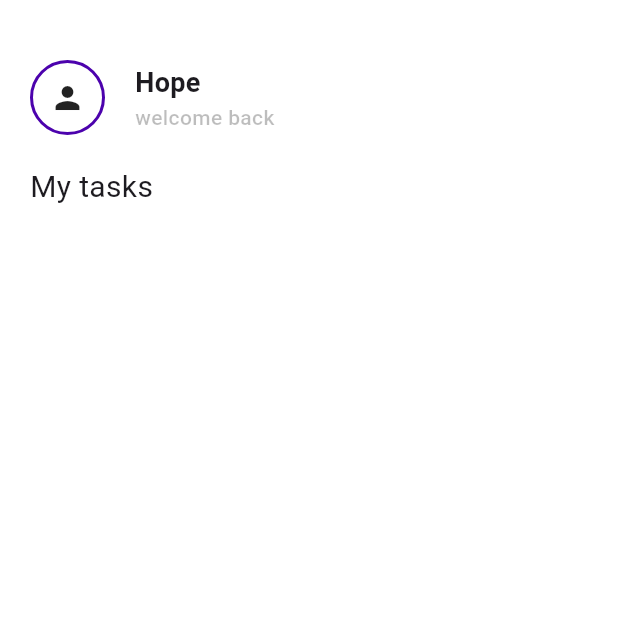
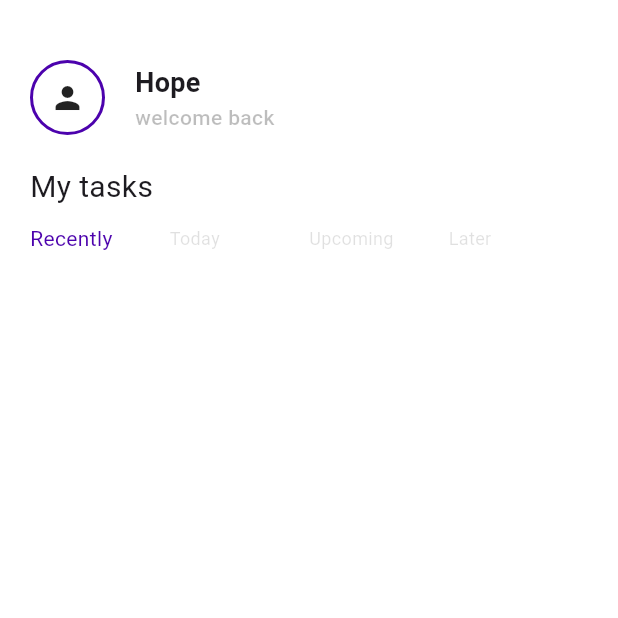
Before and after one commit to hopemadziakapita/Task-management, a Flutter app: the screen it shows after launch, on a phone screen of 412 x 824 dp, the top half of it. Run offline on Flutter 3.47's test engine with Material 2 defaults, Android fonts, the phone set to English and light mode, and no system bars.

Commit message:
FilterTabs

```diff
--- a/lib/pages/Home.dart
+++ b/lib/pages/Home.dart
@@ -1,5 +1,6 @@
 import 'package:flutter/material.dart';
 import 'package:interview/helpers/Colors.dart';
+import 'package:interview/widgets/FilterTabs.dart';
 
 class Home extends StatelessWidget {
   const Home({super.key});
@@ -72,6 +73,22 @@ class Home extends StatelessWidget {
                     ],
                   ),
                 ),
+                Padding(
+                  padding: const EdgeInsets.symmetric(
+                      horizontal: 20.0, vertical: 10),
+                  child: Row(
+                    children: [
+                      FilterTab(
+                          title: "Recently", callback: () {}, isActive: true),
+                      FilterTab(
+                          title: "Today", callback: () {}, isActive: false),
+                      FilterTab(
+                          title: "Upcoming", callback: () {}, isActive: false),
+                      FilterTab(
+                          title: "Later", callback: () {}, isActive: false),
+                    ],
+                  ),
+                )
               ],
             ),
           ),
--- /dev/null
+++ b/lib/widgets/FilterTabs.dart
@@ -0,0 +1,35 @@
+import 'package:flutter/material.dart';
+import 'package:interview/helpers/Colors.dart';
+
+// ignore: must_be_immutable
+class FilterTab extends StatefulWidget {
+  String title;
+  bool isActive;
+  VoidCallback callback;
+  FilterTab(
+      {super.key,
+      required this.title,
+      required this.callback,
+      required this.isActive});
+
+  @override
+  State<FilterTab> createState() => _FilterTabState();
+}
+
+class _FilterTabState extends State<FilterTab> {
+  @override
+  Widget build(BuildContext context) {
+    return Expanded(
+      child: Text(
+        widget.title,
+        style: widget.isActive
+            ? TextStyle(
+                color: AppColors().primaryColor, fontWeight: FontWeight.w400)
+            : const TextStyle(
+                fontWeight: FontWeight.w400,
+                color: Colors.black12,
+                fontSize: 12),
+      ),
+    );
+  }
+}
```
